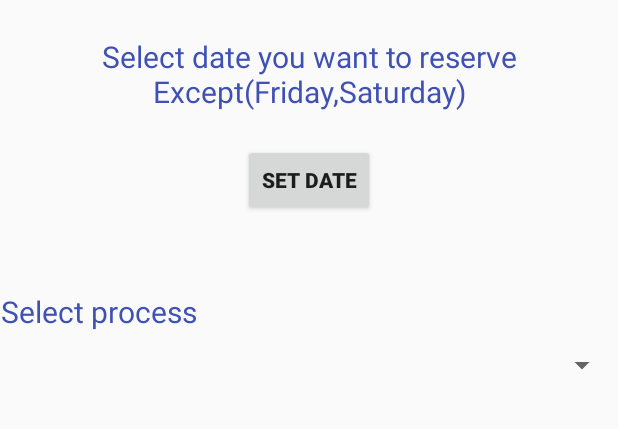
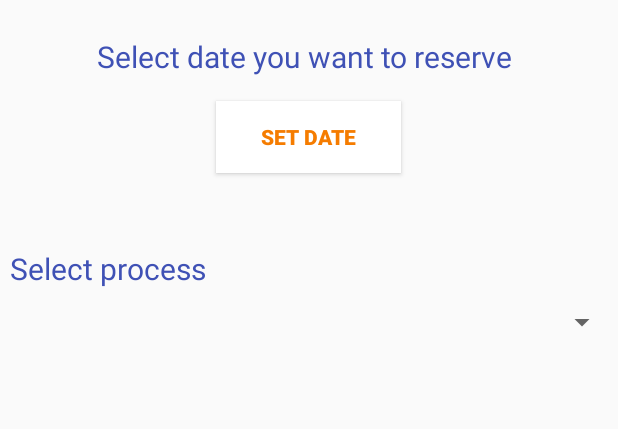
Before and after one commit to ahmedHusseinF/cib-reserve-android, an Android app: the ProcessActivity screen opened directly, with no data from a screen before it, on a phone screen of 412 x 824 dp, the part 258-687 px from its top. Run offline under Robolectric (Android 15) with nearby library versions, the phone set to English and light mode, and no system bars; our stand-ins replace Firebase (no records; nobody signed in at launch, a user with empty details on screens opened directly).

Commit message:
Process interface updated

```diff
--- a/app/src/main/java/com/cibeg/cibreserve/BranchesActivity.java
+++ b/app/src/main/java/com/cibeg/cibreserve/BranchesActivity.java
@@ -66,8 +66,7 @@ public class BranchesActivity extends AppCompatActivity {
 
                 BankSelected[0]= adapterView.getItemAtPosition(pos).toString();
                 DataBase.collection(BankSelected[0])
-                        .get()
-                        .addOnCompleteListener(new OnCompleteListener<QuerySnapshot>() {
+                        .get().addOnCompleteListener(new OnCompleteListener<QuerySnapshot>() {
                             @Override
                             public void onComplete(@NonNull Task<QuerySnapshot> task) {
                                 if (task.isSuccessful()) {
@@ -80,6 +79,8 @@ public class BranchesActivity extends AppCompatActivity {
                                 } else {
                                     Log.d(TAG, "Error getting documents: ", task.getException());
                                 }
+
+
                             }
                         });
             }
--- a/app/src/main/java/com/cibeg/cibreserve/ProcessActivity.java
+++ b/app/src/main/java/com/cibeg/cibreserve/ProcessActivity.java
@@ -141,8 +141,9 @@ public class ProcessActivity extends AppCompatActivity {
             String dayOfTheWeek = sdf.format(d_name);
             if(dayOfTheWeek.equals("Friday") || dayOfTheWeek.equals("Saturday"))
             {
-                tv.setText("Please choose any date except(Friday,Saturday)");
-                tv.setTextColor(Color.parseColor("#FF8F00"));
+                tv.setText("Choose any date except(Friday,Saturday)");
+                tv.setTextColor(Color.parseColor("#D50000"));
+                tv.setTextSize(12);
 
             }
 
@@ -150,6 +151,7 @@ public class ProcessActivity extends AppCompatActivity {
             {
                 // Display the formatted date
                 tv.setTextColor(Color.parseColor("#3F51B5"));
+                tv.setTextSize(20);
                 tv.setText("Choosen date:"  + "\n");
                 tv.setText(tv.getText() + df_full_str);
             }
--- a/app/src/main/res/layout/activity_process.xml
+++ b/app/src/main/res/layout/activity_process.xml
@@ -1,13 +1,12 @@
 <?xml version="1.0" encoding="utf-8"?>
-<RelativeLayout
-    xmlns:android="http://schemas.android.com/apk/res/android"
+<RelativeLayout xmlns:android="http://schemas.android.com/apk/res/android"
     xmlns:tools="http://schemas.android.com/tools"
-    xmlns:app="http://schemas.android.com/apk/res-auto"
     android:layout_width="match_parent"
     android:layout_height="match_parent"
     android:orientation="vertical"
     android:paddingTop="100dp"
     tools:context="com.cibeg.cibreserve.BranchesActivity">
+
 
     <ImageView
         android:id="@+id/logo"
@@ -23,7 +22,7 @@
         android:layout_width="wrap_content"
     android:layout_height="wrap_content"
     android:textAppearance="?android:attr/textAppearanceLarge"
-    android:text="Select date you want to reserve Except(Friday,Saturday)"
+    android:text="Select date you want to reserve "
     android:id="@+id/txtDate"
     android:layout_centerHorizontal="true"
     android:layout_marginBottom="6dp"
@@ -39,8 +38,14 @@
         android:id="@+id/SetDate"
         android:layout_below="@id/txtDate"
         android:layout_centerHorizontal="true"
-        android:layout_marginTop="15dp"
         android:textStyle="bold"
+        android:textColor="#F57C00"
+        android:layout_marginTop="10dp"
+        android:background="@color/white"
+        android:textColorHighlight="@color/accent"
+        android:shadowColor="@color/accent"
+        android:paddingLeft="30dp"
+        android:paddingRight="30dp"
         />
     <TextView
         android:layout_width="wrap_content"
@@ -53,6 +58,7 @@
         android:textColor="#3F51B5"
         android:layout_below="@id/SetDate"
         android:layout_marginTop="50dp"
+        android:layout_marginLeft="6dp"
         android:layout_alignParentLeft="true"
         android:textSize="20dp" />
     <Spinner
--- a/app/src/main/res/values/strings.xml
+++ b/app/src/main/res/values/strings.xml
@@ -6,8 +6,10 @@
 
     <string-array name="Banks">
         <item>CIB EG</item>
+
     </string-array>
 
 
 
+
 </resources>
```
